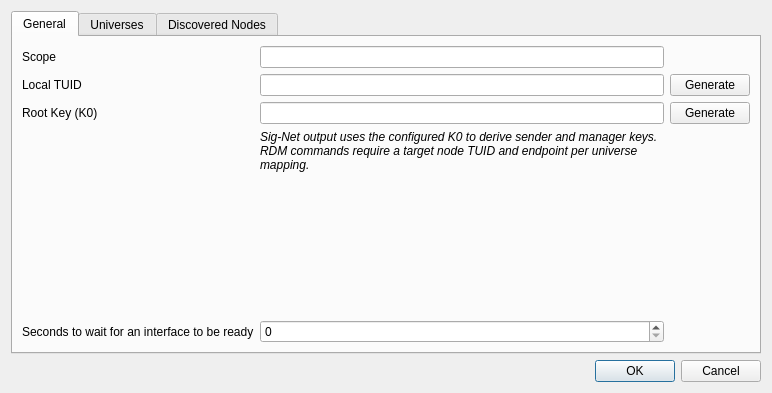
Above: plugins/signet/configuresignet.ui from mcallegari/qlcplus before the change. Below: the same form after it.
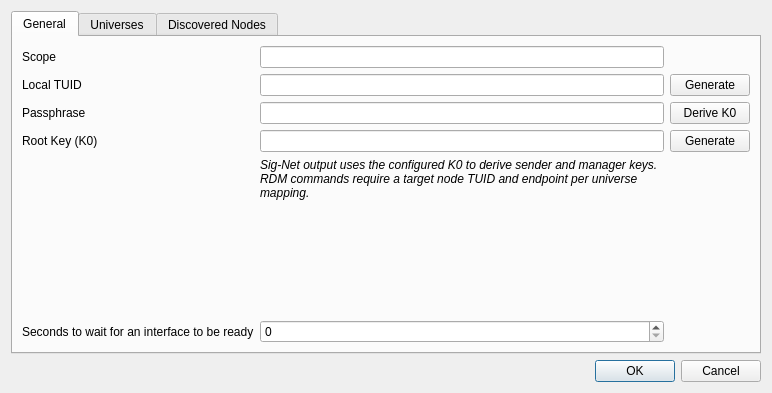
That is the form after the change.

```diff
--- a/plugins/signet/configuresignet.ui
+++ b/plugins/signet/configuresignet.ui
@@ -24,7 +24,7 @@
        <string>General</string>
       </attribute>
       <layout class="QGridLayout" name="gridLayout">
-       <item row="2" column="1">
+       <item row="3" column="1">
         <widget class="QLineEdit" name="m_keyEdit">
          <property name="maxLength">
           <number>64</number>
@@ -41,27 +41,27 @@
          </property>
         </widget>
        </item>
-       <item row="2" column="0">
+       <item row="3" column="0">
         <widget class="QLabel" name="m_keyLabel">
          <property name="text">
           <string>Root Key (K0)</string>
          </property>
         </widget>
        </item>
-       <item row="2" column="2">
+       <item row="3" column="2">
         <widget class="QPushButton" name="m_generateKeyButton">
          <property name="text">
           <string>Generate</string>
          </property>
         </widget>
        </item>
-       <item row="5" column="1">
+       <item row="6" column="1">
         <widget class="QSpinBox" name="m_waitReadySpin"/>
        </item>
        <item row="0" column="1">
         <widget class="QLineEdit" name="m_scopeEdit"/>
        </item>
-       <item row="5" column="0">
+       <item row="6" column="0">
         <widget class="QLabel" name="m_waitReadyLabel">
          <property name="text">
           <string>Seconds to wait for an interface to be ready</string>
@@ -82,7 +82,7 @@
          </property>
         </widget>
        </item>
-       <item row="4" column="1">
+       <item row="5" column="1">
         <spacer name="verticalSpacer">
          <property name="orientation">
           <enum>Qt::Orientation::Vertical</enum>
@@ -95,7 +95,7 @@
          </property>
         </spacer>
        </item>
-       <item row="3" column="1">
+       <item row="4" column="1">
         <widget class="QLabel" name="m_infoLabel">
          <property name="font">
           <font>
@@ -110,6 +110,30 @@
          </property>
         </widget>
        </item>
+       <item row="2" column="0">
+        <widget class="QLabel" name="m_passphraseLabel">
+         <property name="text">
+          <string>Passphrase</string>
+         </property>
+        </widget>
+       </item>
+       <item row="2" column="1">
+        <widget class="QLineEdit" name="m_passphraseEdit">
+         <property name="echoMode">
+          <enum>QLineEdit::Password</enum>
+         </property>
+         <property name="maxLength">
+          <number>64</number>
+         </property>
+        </widget>
+       </item>
+       <item row="2" column="2">
+        <widget class="QPushButton" name="m_deriveKeyButton">
+         <property name="text">
+          <string>Derive K0</string>
+         </property>
+        </widget>
+       </item>
       </layout>
      </widget>
      <widget class="QWidget" name="m_universeTab">
@@ -191,7 +215,7 @@
          </column>
          <column>
           <property name="text">
-           <string>Roles</string>
+           <string>Advertised roles</string>
           </property>
          </column>
          <column>
```
